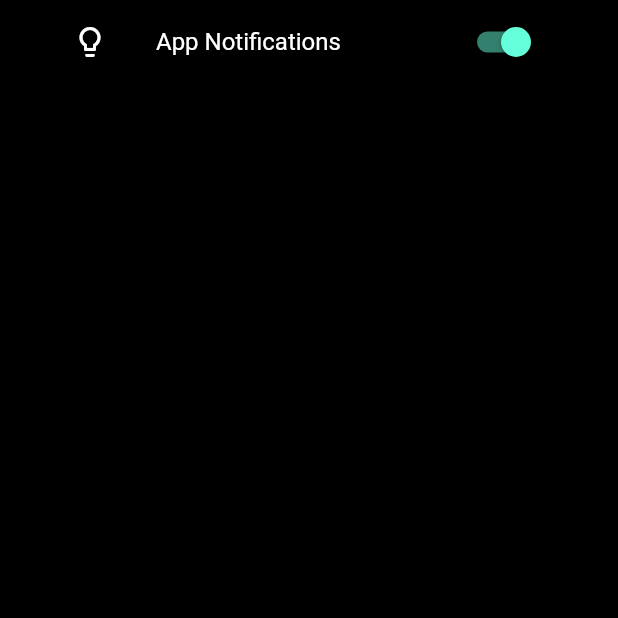
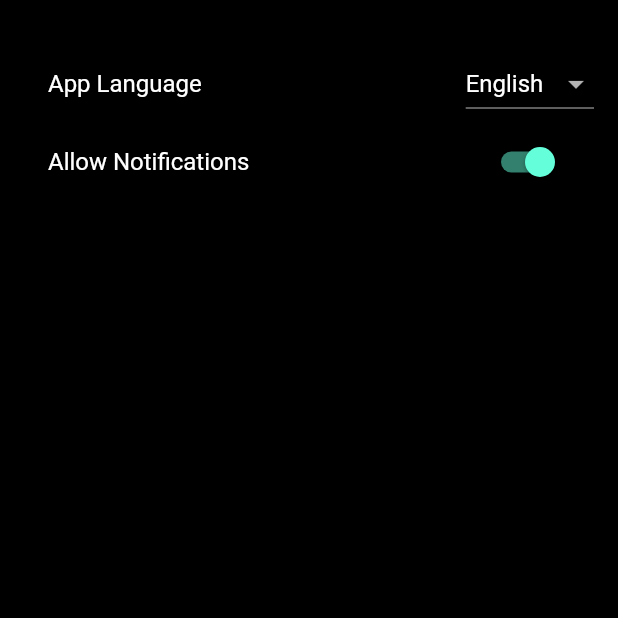
Before and after one commit to KaaPex/vkreels, a Flutter app: the screen it shows after launch, on a phone screen of 412 x 824 dp, the top half of it. Run offline on Flutter 3.47's test engine with Material 2 defaults, Android fonts, the phone set to English and light mode, and no system bars; our stand-ins replace connectivity_plus, equatable, flutter_bloc, hydrated_bloc; missing offline and left inert: vk_sdk; generated files the repository leaves out were written again.

Commit message:
add app localisation

```diff
--- /dev/null
+++ b/l10n.yaml
@@ -0,0 +1,3 @@
+arb-dir: lib/l10n
+template-arb-file: app_en.arb
+output-localization-file: app_localizations.dart
--- a/lib/data/repository/authentication_repository.dart
+++ b/lib/data/repository/authentication_repository.dart
@@ -1,6 +1,6 @@
 import 'dart:async';
 
-import 'package:insta_clone/core/constants/enums.dart';
+import 'package:vk_reels/core/constants/enums.dart';
 import 'package:vk_sdk/vk_sdk.dart';
 
 class AuthenticationRepository {
--- /dev/null
+++ b/lib/l10n/app_en.arb
@@ -0,0 +1,16 @@
+{
+  "@@locale": "en",
+  "settingsInputLanguage": "{locale, select, en {English} ru {Русский} other {-}}",
+  "@settingsInputLanguage": {
+    "placeholders": {
+      "locale": {
+        "type": "String"
+      }
+    }
+  },
+  "settingsAppLanguage": "App Language",
+  "settingsAppNotification": "Allow Notifications",
+  "@settingsAppNotification": {
+    "description": ""
+  }
+}
--- a/lib/logic/bloc/authentication/authentication_bloc.dart
+++ b/lib/logic/bloc/authentication/authentication_bloc.dart
@@ -1,6 +1,6 @@
 import 'package:flutter_bloc/flutter_bloc.dart';
 import 'package:equatable/equatable.dart';
-import 'package:insta_clone/core/constants/enums.dart';
+import 'package:vk_reels/core/constants/enums.dart';
 
 part 'authentication_event.dart';
 part 'authentication_state.dart';
--- a/lib/logic/cubit/internet_cubit.dart
+++ b/lib/logic/cubit/internet_cubit.dart
@@ -3,7 +3,7 @@ import 'dart:async';
 import 'package:equatable/equatable.dart';
 import 'package:connectivity_plus/connectivity_plus.dart';
 import 'package:flutter_bloc/flutter_bloc.dart';
-import 'package:insta_clone/core/constants/enums.dart';
+import 'package:vk_reels/core/constants/enums.dart';
 
 part 'internet_state.dart';
 
--- a/lib/logic/cubit/settings_cubit.dart
+++ b/lib/logic/cubit/settings_cubit.dart
@@ -1,20 +1,27 @@
 import 'package:equatable/equatable.dart';
+import 'package:flutter/cupertino.dart';
 import 'package:hydrated_bloc/hydrated_bloc.dart';
 
 part 'settings_state.dart';
 
 class SettingsCubit extends HydratedCubit<SettingsState> {
-  SettingsCubit() : super(const SettingsState(true));
+  SettingsCubit() : super(const SettingsState(Locale('en'), true));
 
   @override
   SettingsState fromJson(Map<String, dynamic> json) => SettingsState(
+        Locale(json['locale'] as String),
         json['appNotifications'] as bool,
       );
 
   @override
   Map<String, dynamic>? toJson(SettingsState state) => <String, dynamic>{
+        'locale': state.locale.languageCode,
         'appNotifications': state.appNotifications,
       };
 
-  void setAppNotification(bool value) => emit(SettingsState(value));
+  void setAppLocale(String value) =>
+      emit(SettingsState(Locale(value), state.appNotifications));
+
+  void setAppNotification(bool value) =>
+      emit(SettingsState(state.locale, value));
 }
--- a/lib/logic/cubit/settings_state.dart
+++ b/lib/logic/cubit/settings_state.dart
@@ -1,12 +1,14 @@
 part of 'settings_cubit.dart';
 
 class SettingsState extends Equatable {
+  final Locale locale;
   final bool appNotifications;
 
   const SettingsState(
+    this.locale,
     this.appNotifications,
   );
 
   @override
-  List<Object?> get props => [appNotifications];
+  List<Object?> get props => [locale, appNotifications];
 }
--- a/lib/main.dart
+++ b/lib/main.dart
@@ -1,15 +1,16 @@
 import 'package:flutter/material.dart';
+import 'package:flutter_gen/gen_l10n/app_localizations.dart';
 import 'package:connectivity_plus/connectivity_plus.dart';
 import 'package:flutter_bloc/flutter_bloc.dart';
 import 'package:hydrated_bloc/hydrated_bloc.dart';
-import 'package:insta_clone/logic/cubit/internet_cubit.dart';
-import 'package:insta_clone/logic/cubit/settings_cubit.dart';
+import 'package:vk_reels/logic/cubit/internet_cubit.dart';
+import 'package:vk_reels/logic/cubit/settings_cubit.dart';
 import 'package:path_provider/path_provider.dart';
 
 import 'package:vk_sdk/vk_sdk.dart';
 
-import 'package:insta_clone/presentation/router/app_router.dart';
-import 'package:insta_clone/utils/colors.dart';
+import 'package:vk_reels/presentation/router/app_router.dart';
+import 'package:vk_reels/core/constants/colors.dart';
 
 void main() async {
   WidgetsFlutterBinding.ensureInitialized();
@@ -49,13 +50,26 @@ class MyApp extends StatelessWidget {
           create: (settingsCubitContext) => SettingsCubit(),
         )
       ],
-      child: MaterialApp(
-        debugShowCheckedModeBanner: false,
-        title: 'Insta Clone',
-        theme: ThemeData.dark()
-            .copyWith(scaffoldBackgroundColor: mobileBackgroundColor),
-        onGenerateRoute: appRouter.onGenerateRoute,
-        initialRoute: '/settings',
+      child: BlocBuilder<SettingsCubit, SettingsState>(
+        builder: (_, state) {
+          return MaterialApp(
+            debugShowCheckedModeBanner: false,
+            title: 'VK Reels',
+            theme: ThemeData.dark()
+                .copyWith(scaffoldBackgroundColor: mobileBackgroundColor),
+            localizationsDelegates: const [
+              AppLocalizations.delegate,
+            ],
+            supportedLocales: const [
+              Locale('en', ''), // English, no country code
+              Locale('ru'), // Russian, no country code
+            ],
+            // TODO: fix locale switch
+            locale: const Locale('en'),
+            onGenerateRoute: appRouter.onGenerateRoute,
+            initialRoute: '/settings',
+          );
+        },
       ),
     );
   }
--- a/lib/presentation/screens/login_screen.dart
+++ b/lib/presentation/screens/login_screen.dart
@@ -1,5 +1,5 @@
 import 'package:flutter/material.dart';
-import 'package:insta_clone/utils/colors.dart';
+import 'package:vk_reels/core/constants/colors.dart';
 import 'package:url_launcher/url_launcher.dart';
 
 const String _signUpUrl = 'https://vk.com/join';
--- a/lib/presentation/screens/main_screen.dart
+++ b/lib/presentation/screens/main_screen.dart
@@ -1,7 +1,7 @@
 import 'package:flutter/material.dart';
 import 'package:flutter_bloc/flutter_bloc.dart';
-import 'package:insta_clone/core/constants/enums.dart';
-import 'package:insta_clone/logic/cubit/internet_cubit.dart';
+import 'package:vk_reels/core/constants/enums.dart';
+import 'package:vk_reels/logic/cubit/internet_cubit.dart';
 
 class MainScreen extends StatelessWidget {
   const MainScreen({Key? key}) : super(key: key);
--- a/lib/presentation/screens/responsive/responsive_layout_screen.dart
+++ b/lib/presentation/screens/responsive/responsive_layout_screen.dart
@@ -1,5 +1,5 @@
 import 'package:flutter/material.dart';
-import 'package:insta_clone/utils/dimentions.dart';
+import 'package:vk_reels/core/constants/dimentions.dart';
 
 class ResponsiveLayout extends StatelessWidget {
   final Widget webScreenLayout;
--- a/lib/presentation/screens/settings_screen.dart
+++ b/lib/presentation/screens/settings_screen.dart
@@ -1,31 +1,72 @@
 import 'package:flutter/material.dart';
+import 'package:flutter_gen/gen_l10n/app_localizations.dart';
 import 'package:flutter_bloc/flutter_bloc.dart';
-import 'package:insta_clone/logic/cubit/settings_cubit.dart';
+import 'package:vk_reels/logic/cubit/settings_cubit.dart';
 
 class SettingsScreen extends StatelessWidget {
   const SettingsScreen({Key? key}) : super(key: key);
 
   @override
   Widget build(BuildContext context) {
+    var t = AppLocalizations.of(context)!;
+
     return Scaffold(
       body: SafeArea(
         child: Container(
-          padding: const EdgeInsets.symmetric(horizontal: 32.0),
+          padding: const EdgeInsets.symmetric(horizontal: 16.0),
           width: double.infinity,
           child: BlocBuilder<SettingsCubit, SettingsState>(
             builder: (settingsCubitContext, state) {
               return Column(
                 crossAxisAlignment: CrossAxisAlignment.center,
                 children: [
+                  const SizedBox(
+                    height: 32.0,
+                  ),
+                  Row(
+                    mainAxisAlignment: MainAxisAlignment.spaceBetween,
+                    children: [
+                      Container(
+                        child: Text(
+                          t.settingsAppLanguage,
+                          style: const TextStyle(
+                            fontSize: 16.0,
+                          ),
+                        ),
+                        padding: const EdgeInsets.symmetric(
+                          horizontal: 16.0,
+                        ),
+                      ),
+                      DropdownButton(
+                        value: state.locale.languageCode,
+                        items: [
+                          DropdownMenuItem(
+                            child: Text(t.settingsInputLanguage('en')),
+                            value: 'en',
+                          ),
+                          DropdownMenuItem(
+                            child: Text(t.settingsInputLanguage('ru')),
+                            value: 'ru',
+                          ),
+                        ],
+                        onChanged: (String? value) => settingsCubitContext
+                            .read<SettingsCubit>()
+                            .setAppLocale(value!),
+                      ),
+                    ],
+                  ),
                   SwitchListTile(
-                    title: const Text('App Notifications'),
+                    title: Text(
+                      t.settingsAppNotification,
+                      style: const TextStyle(
+                        fontSize: 16.0,
+                      ),
+                    ),
                     value: state.appNotifications,
-                    onChanged: (bool value) {
-                      settingsCubitContext
-                          .read<SettingsCubit>()
-                          .setAppNotification(value);
-                    },
-                    secondary: const Icon(Icons.lightbulb_outline),
+                    onChanged: (bool value) => settingsCubitContext
+                        .read<SettingsCubit>()
+                        .setAppNotification(value),
+                    // secondary: const Icon(Icons.lightbulb_outline),
                   )
                 ],
               );
```
Also changed, not shown: lib/l10n/app_ru.arb (added, +16 -0 lines), pubspec.yaml (+6 -2 lines), lib/core/constants/colors.dart (renamed from lib/utils/colors.dart), lib/core/constants/dimentions.dart (renamed from lib/utils/dimentions.dart), pubspec.lock, 6 other files.
